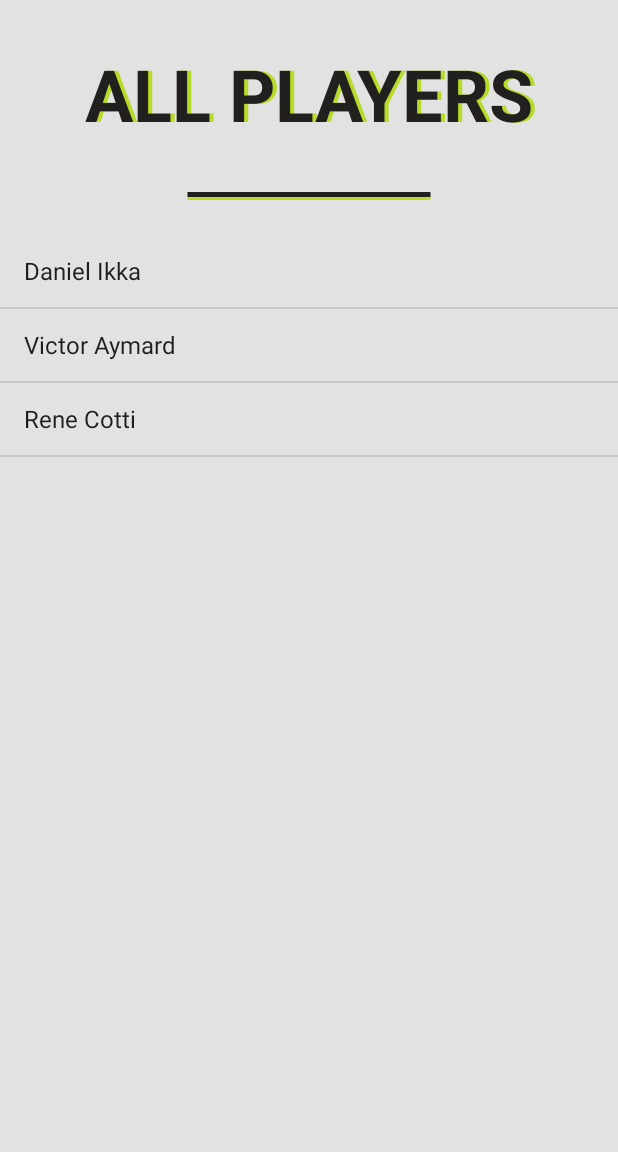
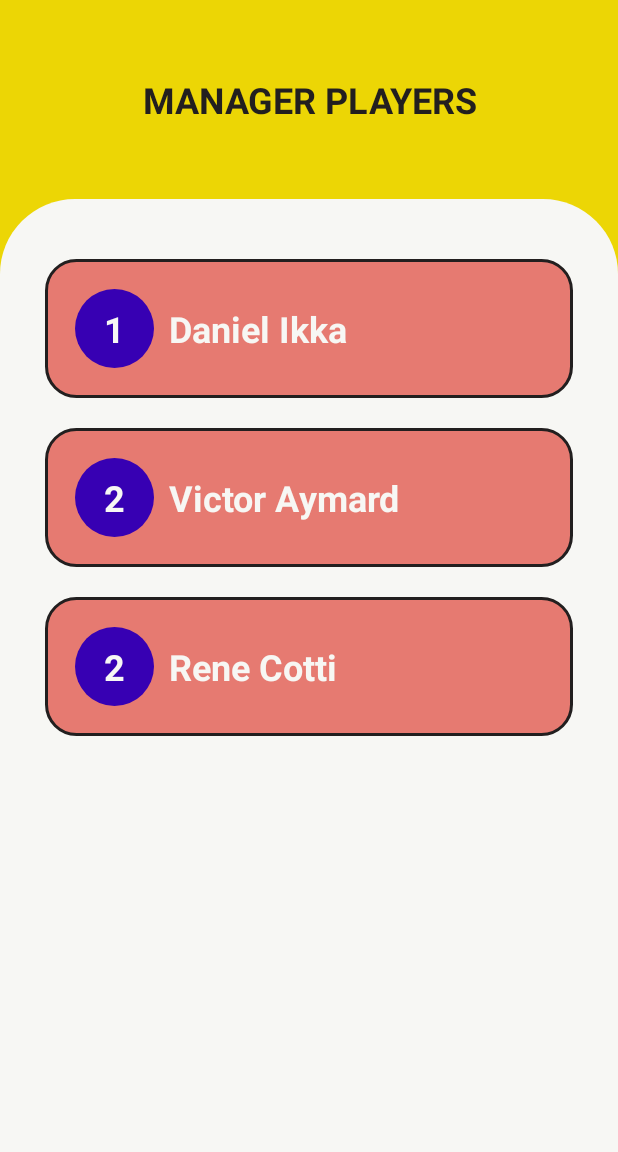
Before and after one commit to DanielIKKA/TennisTrackerApp, an Android app: the screen it shows after launch (MainActivity), in the side drawer, after a tap on "Manage players", on a phone screen of 412 x 824 dp, the part 84-1236 px from its top. Run offline under Robolectric (Android 15) with nearby library versions, the phone set to English and light mode, and no system bars.

Commit message:
list player new design

```diff
--- a/app/src/main/java/com/android/tennistrackerapp/controller/CustomAdapter.java
+++ b/app/src/main/java/com/android/tennistrackerapp/controller/adapters/CustomAdapter.java
@@ -1,4 +1,4 @@
-package com.android.tennistrackerapp.controller;
+package com.android.tennistrackerapp.controller.adapters;
 
 import android.view.LayoutInflater;
 import android.view.View;
--- /dev/null
+++ b/app/src/main/java/com/android/tennistrackerapp/controller/adapters/PlayerListAdapter.java
@@ -0,0 +1,78 @@
+package com.android.tennistrackerapp.controller.adapters;
+
+import android.view.LayoutInflater;
+import android.view.View;
+import android.view.ViewGroup;
+import android.widget.TextView;
+
+import com.android.tennistrackerapp.R;
+import com.android.tennistrackerapp.model.Player;
+
+import java.util.List;
+
+import androidx.annotation.NonNull;
+import androidx.recyclerview.widget.RecyclerView;
+
+/*
+ * Resources :
+ *  - https://developer.android.com/guide/topics/ui/layout/recyclerview
+ *  - https://openclassrooms.com/fr/courses/3499366-developpez-une-application-pour-android/3568556-affichez-des-listes-avec-recyclerview
+ *  - https://www.youtube.com/watch?v=fxVeFwtIpVc
+ */
+public class PlayerListAdapter extends RecyclerView.Adapter<PlayerListAdapter.PlayerViewHolder> {
+
+    private List<Player> data;
+
+    // Provide a reference to the views for each data item (cell)
+    // Complex data items may need more than one view per item, and
+    // you provide access to all the views for a data item in a view holder
+    static class PlayerViewHolder extends RecyclerView.ViewHolder {
+
+        private TextView rank;
+        private TextView title;
+
+        private Player data;
+
+        PlayerViewHolder(View cell) {
+            super(cell);
+
+            //find cell's view
+            this.rank = cell.findViewById(R.id.player_list_cell_rank);
+            this.title = cell.findViewById(R.id.player_list_cell_name);
+        }
+
+        void initWithData(Player data) {
+            this.data = data;
+
+            rank.setText(String.valueOf(data.getRank()));
+            title.setText(String.valueOf(data.getName()));
+        }
+    }
+
+    // Provide a suitable constructor (depends on the kind of dataset)
+    public PlayerListAdapter(List<Player> dataSet) {
+        this.data = dataSet;
+    }
+
+    @NonNull
+    @Override
+    public PlayerViewHolder onCreateViewHolder(@NonNull ViewGroup parent, int viewType) {
+        // create a new generic cell
+        View v = LayoutInflater.from(parent.getContext())
+                .inflate(R.layout.fragment_player_list_cell, parent, false);
+
+        PlayerViewHolder vh = new PlayerViewHolder(v);
+        return vh;
+    }
+
+    @Override
+    public void onBindViewHolder(@NonNull PlayerViewHolder holder, int position) {
+        Player data = this.data.get(position);
+        holder.initWithData(data);
+    }
+
+    @Override
+    public int getItemCount() {
+        return this.data.size();
+    }
+}
--- a/app/src/main/java/com/android/tennistrackerapp/controller/fragments/ListHistoryFragment.java
+++ b/app/src/main/java/com/android/tennistrackerapp/controller/fragments/ListHistoryFragment.java
@@ -6,7 +6,7 @@ import android.view.View;
 import android.view.ViewGroup;
 
 import com.android.tennistrackerapp.R;
-import com.android.tennistrackerapp.controller.CustomAdapter;
+import com.android.tennistrackerapp.controller.adapters.CustomAdapter;
 import com.android.tennistrackerapp.model.Match;
 import com.android.tennistrackerapp.model.Player;
 import com.android.tennistrackerapp.model.database.DBManager;
--- a/app/src/main/java/com/android/tennistrackerapp/controller/fragments/PlayersListFragment.java
+++ b/app/src/main/java/com/android/tennistrackerapp/controller/fragments/PlayersListFragment.java
@@ -4,32 +4,34 @@ import android.os.Bundle;
 import android.view.LayoutInflater;
 import android.view.View;
 import android.view.ViewGroup;
-import android.widget.ArrayAdapter;
-import android.widget.ListView;
 
 import com.android.tennistrackerapp.R;
+import com.android.tennistrackerapp.controller.adapters.PlayerListAdapter;
 import com.android.tennistrackerapp.model.Player;
 import com.android.tennistrackerapp.model.database.DBManager;
 
 import java.util.ArrayList;
-import java.util.Objects;
 
+import androidx.annotation.NonNull;
 import androidx.annotation.Nullable;
 import androidx.fragment.app.Fragment;
+import androidx.recyclerview.widget.LinearLayoutManager;
+import androidx.recyclerview.widget.RecyclerView;
 
 public class PlayersListFragment extends Fragment {
 
     // -------------------------
     // COMPONENTS FOR DESIGN
     // -------------------------
-    private ListView lv;
+    private RecyclerView rv;
 
     // ------------------
     // PRIVATE ATTRIBUTE
     // ------------------
     private DBManager manager;
-    private ArrayList<String> itemsList;
-    private ArrayAdapter<String> adapter;
+    ArrayList<Player> data;
+
+    private ArrayList<Player> playersDeleted;
 
     // ------------------------------
     // CONSTRUCTOR AND OVERRIDES
@@ -41,38 +43,25 @@ public class PlayersListFragment extends Fragment {
     @Override
     public void onCreate(@Nullable Bundle savedInstanceState) {
         super.onCreate(savedInstanceState);
+        manager = DBManager.getInstance();
 
-        manager = DBManager.getInstance();
+        this.data = (ArrayList<Player>) manager.getPlayerManager().getAll();
     }
 
+    @Nullable
     @Override
-    public View onCreateView(LayoutInflater inflater, ViewGroup container,
-                             Bundle savedInstanceState) {
-        // Inflate the layout for this fragment
-        View mainView = inflater.inflate(R.layout.fragment_players_list, container, false);
+    public View onCreateView(@NonNull LayoutInflater inflater, @Nullable ViewGroup container, @Nullable Bundle savedInstanceState) {
+        View v =  inflater.inflate(R.layout.fragment_players_list, container, false);
 
-        //elements design
-        lv= mainView.findViewById(R.id.players_list_list_view);
+        RecyclerView rv = v.findViewById(R.id.players_list_recycler_view);
 
-        this.itemsList = new ArrayList<>();
-        this.adapter = new ArrayAdapter<>(Objects.requireNonNull(getContext()), android.R.layout.simple_list_item_1, itemsList);
-        this.fillList();
+        //RecycleView
+        //1- Layout Manager will manage displaying on screen, there it will be a vertical list
+        rv.setLayoutManager(new LinearLayoutManager(v.getContext(), RecyclerView.VERTICAL, false));
 
-        this.lv.setAdapter(adapter);
+        //2- The Adapter will manage content on each cell, it is a custom Class which extends of Adapter
+        rv.setAdapter(new PlayerListAdapter(data));
 
-        return mainView;
-    }
-
-    // ---------------
-    // CONFIGURE
-    // ---------------
-    private void fillList() {
-        ArrayList<Player> players = (ArrayList<Player>) manager.getPlayerManager().getAll();
-
-        for (Player player : players) {
-            this.itemsList.add(player.getName());
-        }
-
-        this.adapter.notifyDataSetChanged();
+        return v;
     }
 }
--- /dev/null
+++ b/app/src/main/res/drawable/player_list_cell_bg.xml
@@ -0,0 +1,13 @@
+<?xml version="1.0" encoding="utf-8"?>
+<selector xmlns:android="http://schemas.android.com/apk/res/android">
+    <item>
+        <shape android:shape="rectangle">
+            <stroke
+                android:color="@color/text_dark"
+                android:dashGap="5sp"
+                android:width="2sp"/>
+            <solid android:color="@color/red_salmon"/>
+            <corners android:radius="20dp" />
+        </shape>
+    </item>
+</selector>
--- /dev/null
+++ b/app/src/main/res/drawable/player_list_rank_bg.xml
@@ -0,0 +1,8 @@
+<?xml version="1.0" encoding="utf-8"?>
+<selector xmlns:android="http://schemas.android.com/apk/res/android">
+    <item>
+        <shape android:shape="oval">
+            <solid android:color="@color/design_default_color_primary_dark"/>
+        </shape>
+    </item>
+</selector>
--- /dev/null
+++ b/app/src/main/res/layout/fragment_player_list_cell.xml
@@ -0,0 +1,47 @@
+<?xml version="1.0" encoding="utf-8"?>
+<androidx.constraintlayout.widget.ConstraintLayout android:id="@+id/player_list_cell_wrapper"
+    xmlns:android="http://schemas.android.com/apk/res/android"
+    android:layout_width="match_parent"
+    android:layout_height="wrap_content"
+    xmlns:app="http://schemas.android.com/apk/res-auto"
+    android:padding="20dp"
+    android:layout_marginVertical="10dp"
+    android:layout_marginHorizontal="30dp"
+    android:background="@drawable/player_list_cell_bg"
+    >
+
+    <androidx.appcompat.widget.AppCompatTextView
+        android:id="@+id/player_list_cell_rank"
+        android:layout_width="0dp"
+        android:layout_height="wrap_content"
+
+        app:layout_constraintTop_toTopOf="parent"
+        app:layout_constraintStart_toStartOf="parent"
+        app:layout_constraintDimensionRatio="1:1"
+
+        android:background="@drawable/player_list_rank_bg"
+        android:text="3"
+        android:textColor="@color/colorPrimary"
+        android:gravity="center"
+        android:textStyle="bold"
+        android:padding="10sp"
+        style="@style/TextAppearance.AppCompat.Headline" />
+
+    <androidx.appcompat.widget.AppCompatTextView
+        android:id="@+id/player_list_cell_name"
+        style="@style/TextAppearance.AppCompat.Headline"
+        android:layout_width="0dp"
+
+        android:layout_height="0dp"
+        android:layout_marginStart="10dp"
+        android:gravity="center_vertical"
+        android:text="Player's name"
+
+        android:textColor="@color/colorPrimary"
+        android:textStyle="bold"
+        app:layout_constraintBottom_toBottomOf="@id/player_list_cell_rank"
+        app:layout_constraintEnd_toEndOf="parent"
+        app:layout_constraintStart_toEndOf="@id/player_list_cell_rank"
+        app:layout_constraintTop_toTopOf="@id/player_list_cell_rank" />
+
+</androidx.constraintlayout.widget.ConstraintLayout>
--- a/app/src/main/res/layout/fragment_players_list.xml
+++ b/app/src/main/res/layout/fragment_players_list.xml
@@ -4,71 +4,35 @@
     android:layout_width="match_parent"
     android:layout_height="match_parent"
     xmlns:app="http://schemas.android.com/apk/res-auto"
-    tools:context=".controller.fragments.PlayersListFragment">
+    tools:context=".controller.fragments.PlayersListFragment"
+    android:background="@color/colorAccent_primary">
 
     <!-- Header -->
     <androidx.appcompat.widget.AppCompatTextView
-        android:id="@+id/player_list_title_highlight"
-        style="@style/TextAppearance.MaterialComponents.Headline3"
-        android:layout_width="0dp"
-
-        android:layout_height="wrap_content"
-        android:layout_marginStart="5sp"
-        android:text="ALL PLAYERS"
-        android:textAlignment="center"
-
-        android:textColor="@color/green_tennisTracker"
-        android:textStyle="bold"
-        app:layout_constraintEnd_toEndOf="@id/player_list_title"
-        app:layout_constraintStart_toStartOf="@id/player_list_title"
-        app:layout_constraintTop_toTopOf="@id/player_list_title" />
-
-    <androidx.appcompat.widget.AppCompatTextView
         android:id="@+id/player_list_title"
-        style="@style/TextAppearance.MaterialComponents.Headline3"
         android:layout_width="match_parent"
         android:layout_height="wrap_content"
-        android:layout_marginVertical="30dp"
+        android:layout_marginVertical="50dp"
+        app:layout_constraintTop_toTopOf="parent"
+        app:layout_constraintBottom_toTopOf="@id/players_list_recycler_view"
 
-        android:text="ALL PLAYERS"
+        android:text="MANAGER PLAYERS"
         android:textAlignment="center"
         android:textColor="@color/text_dark"
         android:textStyle="bold"
-        app:layout_constraintTop_toTopOf="parent" />
+        style="@style/TextAppearance.MaterialComponents.Headline5"/>
 
-    <View
-        android:id="@+id/player_list_bar_highlight"
-        android:layout_width="0dp"
-        android:layout_height="10dp"
-
-        android:layout_marginTop="2dp"
-        android:background="@drawable/line_bold_highlight"
-        app:layout_constraintEnd_toEndOf="@id/player_list_bar"
-        app:layout_constraintStart_toStartOf="@id/player_list_bar"
-
-        app:layout_constraintTop_toTopOf="@id/player_list_bar" />
-
-    <View
-        android:id="@+id/player_list_bar"
-        android:layout_width="0dp"
-        android:layout_height="10dp"
-
-        android:layout_marginTop="30dp"
-        android:background="@drawable/line_bold_dark"
-        app:layout_constraintEnd_toEndOf="parent"
-        app:layout_constraintStart_toStartOf="parent"
-        app:layout_constraintTop_toBottomOf="@id/player_list_title"
-
-        app:layout_constraintWidth_percent="0.4" />
-
-    <ListView
-        android:id="@+id/players_list_list_view"
+    <androidx.recyclerview.widget.RecyclerView
+        android:id="@+id/players_list_recycler_view"
         android:layout_width="match_parent"
         android:layout_height="0dp"
 
-        app:layout_constraintTop_toTopOf="@id/player_list_bar_highlight"
+        app:layout_constraintTop_toBottomOf="@id/player_list_title"
         app:layout_constraintBottom_toBottomOf="parent"
-        android:layout_marginTop="30dp"/>
+        android:paddingTop="30dp"
+
+        android:background="@drawable/list_wrapper"
+        />
 
 
 </androidx.constraintlayout.widget.ConstraintLayout>
--- a/app/src/main/res/values/colors.xml
+++ b/app/src/main/res/values/colors.xml
@@ -5,6 +5,9 @@
     <color name="colorAccent_primary">#ECD605</color>
     <color name="colorAccent_secondary">#6A63DD</color>
 
+    <color name="red_salmon">#E67A71</color>
+
+
     <color name="text_dark">#221F1F</color>
     <color name="green_tennisTracker">#B7DB29</color>
 </resources>
```
